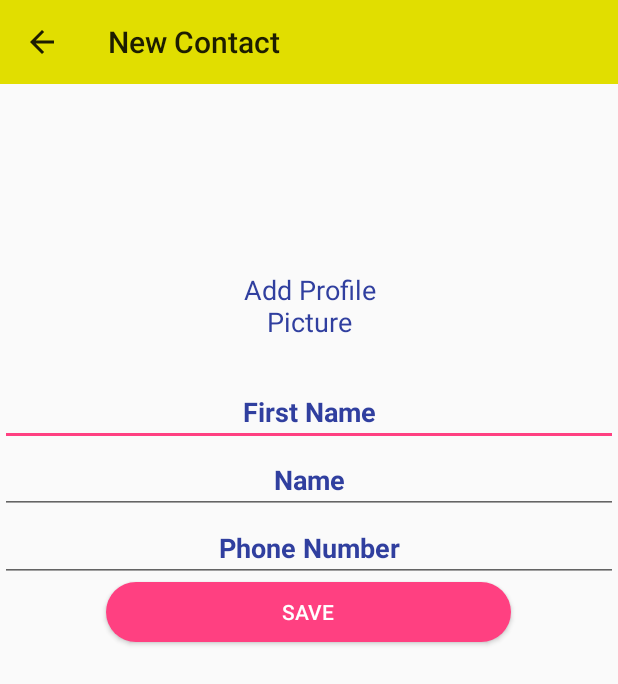
After one commit to Baumholz/SoftwareProjektChattr, an Android app: the NewContactActivity screen opened directly, with no data from a screen before it, on a phone screen of 412 x 824 dp. The commit adds this screen. Shown: the top 684 px of the screen. Run offline under Robolectric (Android 15) with nearby library versions, the phone set to English and light mode, and no system bars.

Commit message:
Added Fragment to add new contacts and Ativity to fill in all the informations about this contact.

```diff
--- /dev/null
+++ b/Client/Chattr/app/src/main/java/com/example/david/chattr/NewContactActivity.java
@@ -0,0 +1,39 @@
+package com.example.david.chattr;
+
+import android.content.ComponentName;
+import android.content.Context;
+import android.content.Intent;
+import android.content.ServiceConnection;
+import android.os.Bundle;
+import android.os.IBinder;
+import android.support.annotation.Nullable;
+import android.support.design.widget.TabLayout;
+import android.support.v4.view.ViewPager;
+import android.support.v7.app.AppCompatActivity;
+import android.support.v7.widget.Toolbar;
+import android.view.Menu;
+
+import com.example.david.chattr.mainactivity_fragments.PagerAdapter;
+import com.example.david.chattr.mqtt_chat.MyMqttService;
+
+
+public class NewContactActivity extends AppCompatActivity {
+
+    @Override
+    protected void onCreate(@Nullable Bundle savedInstanceState) {
+        super.onCreate(savedInstanceState);
+        setContentView(R.layout.new_contact);
+        Toolbar toolbar = (Toolbar) findViewById(R.id.toolbar);
+        toolbar.setTitle("New Contact");
+        setSupportActionBar(toolbar);
+        getSupportActionBar().setDisplayHomeAsUpEnabled(true);
+        getSupportActionBar().setDisplayShowHomeEnabled(true);
+    }
+
+    //for the back button
+    @Override
+    public  boolean onSupportNavigateUp(){
+        onBackPressed();
+        return true;
+    }
+}
--- /dev/null
+++ b/Client/Chattr/app/src/main/res/layout/new_contact.xml
@@ -0,0 +1,80 @@
+<?xml version="1.0" encoding="utf-8"?>
+<LinearLayout xmlns:android="http://schemas.android.com/apk/res/android"
+    xmlns:app="http://schemas.android.com/apk/res-auto"
+    android:id="@+id/personal_profile"
+    android:layout_width="match_parent"
+    android:layout_height="match_parent"
+    android:orientation="vertical">
+
+    <android.support.v7.widget.Toolbar
+        android:id="@+id/toolbar"
+        android:layout_width="match_parent"
+        android:layout_height="wrap_content"
+        android:background="?attr/colorPrimary"
+        android:minHeight="?attr/actionBarSize"
+        android:theme="?attr/actionBarTheme" />
+
+    <ImageView
+        android:id="@+id/cover_image"
+        android:layout_width="match_parent"
+        android:layout_height="150dp"
+        android:adjustViewBounds="false"
+        android:cropToPadding="false"
+        android:scaleType="centerCrop" />
+
+    <LinearLayout
+        android:layout_width="match_parent"
+        android:layout_height="fill_parent"
+        android:layout_marginTop="-50dp"
+        android:orientation="vertical">
+
+        <Button
+            android:id="@+id/profile_image"
+            android:layout_width="96dp"
+            android:layout_height="96dp"
+            android:layout_gravity="center"
+            android:text="Add Profile Picture"
+            android:background="@android:color/transparent"
+            android:textAppearance="@style/TextAppearance.AppCompat.Medium"
+            android:textColor="@color/profileText" />
+
+        <EditText
+            android:id="@+id/user_name2"
+            android:layout_width="match_parent"
+            android:layout_height="wrap_content"
+            android:gravity="center"
+            android:text="First Name"
+            android:textAppearance="@style/TextAppearance.AppCompat.Medium"
+            android:textColor="@color/profileText"
+            android:textStyle="bold" />
+
+        <EditText
+            android:id="@+id/user_name"
+            android:layout_width="match_parent"
+            android:layout_height="wrap_content"
+            android:gravity="center"
+            android:text="Name"
+            android:textAppearance="@style/TextAppearance.AppCompat.Medium"
+            android:textColor="@color/profileText"
+            android:textStyle="bold" />
+
+        <EditText
+            android:id="@+id/phone_number"
+            android:layout_width="match_parent"
+            android:layout_height="wrap_content"
+            android:gravity="center"
+            android:text="Phone Number"
+            android:textAppearance="@style/TextAppearance.AppCompat.Medium"
+            android:textColor="@color/profileText"
+            android:textStyle="bold" />
+
+        <Button
+            android:layout_width="wrap_content"
+            android:layout_height="40dp"
+            android:layout_gravity="center_horizontal"
+            android:background="@drawable/round_pink"
+            android:text="Save"
+            android:textColor="@color/buttonColor" />
+    </LinearLayout>
+
+</LinearLayout>
```
Also changed, not shown: Client/Chattr/app/src/main/AndroidManifest.xml (+8 -0 lines), Client/Chattr/app/src/main/java/com/example/david/chattr/mainactivity_fragments/NewContactFragment.java (added, +46 -0 lines), Client/Chattr/app/src/main/java/com/example/david/chattr/mainactivity_fragments/PagerAdapter.java (+6 -1 lines), Client/Chattr/app/src/main/res/layout/fragment_new_contact.xml (added, +79 -0 lines).
